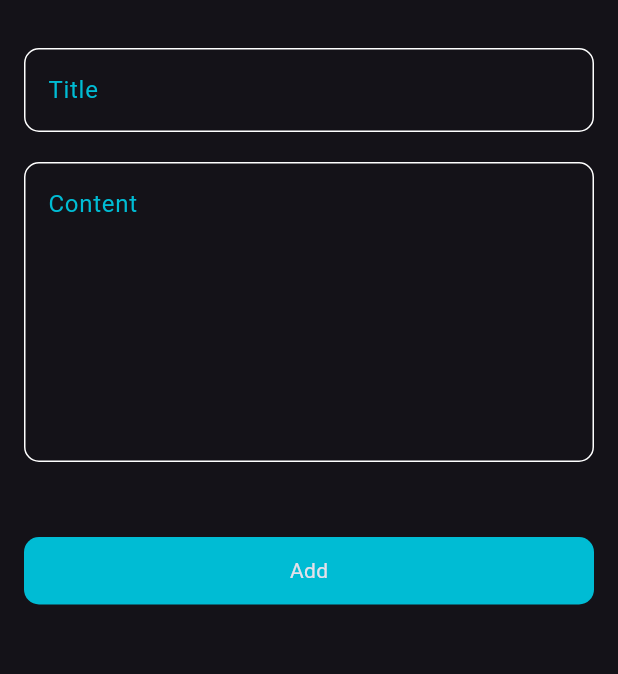
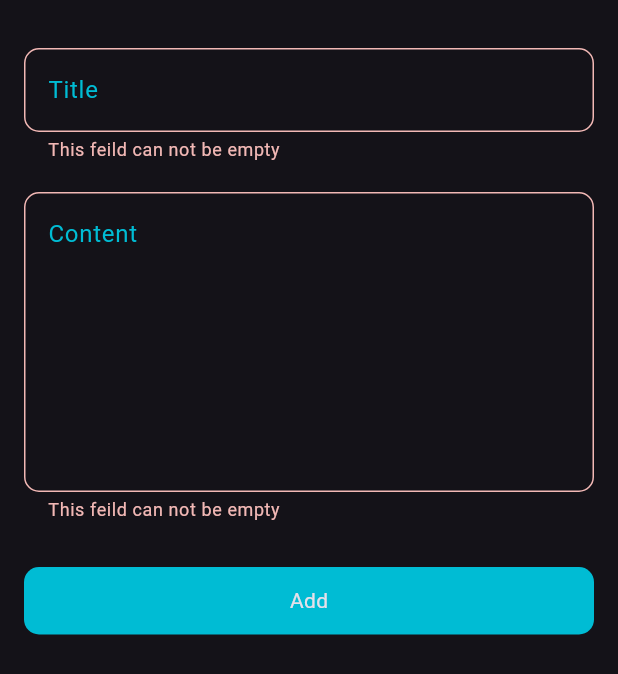
Before and after one commit to AyaZidan22/notes_app, a Flutter app: the CustomBottomSheet widget shown alone on an empty page, opened directly, after a tap on "Add", on a phone screen of 412 x 824 dp. Shown: the top 674 px of the screen. Run offline on Flutter 3.47's test engine with Material 3 defaults, Android fonts, the phone set to English and light mode, and no system bars; our stand-ins replace bloc, hive, hive_flutter; accounts and stored records are empty.

Commit message:
validate text feild

```diff
--- a/lib/widgets/custom_bottom_sheet.dart
+++ b/lib/widgets/custom_bottom_sheet.dart
@@ -2,31 +2,56 @@ import 'package:flutter/material.dart';
 import 'package:notes_app/widgets/custom_button.dart';
 import 'package:notes_app/widgets/custom_text_field.dart';
 
-class CustomBottomSheet extends StatelessWidget {
+class CustomBottomSheet extends StatefulWidget {
   const CustomBottomSheet({super.key});
 
   @override
+  State<CustomBottomSheet> createState() => _CustomBottomSheetState();
+}
+
+class _CustomBottomSheetState extends State<CustomBottomSheet> {
+  String? title, content;
+  GlobalKey<FormState> formKey = GlobalKey();
+  AutovalidateMode? autovalidateMode;
+  @override
   Widget build(BuildContext context) {
-    return const Padding(
-      padding: EdgeInsets.symmetric(vertical: 32, horizontal: 16),
+    return Padding(
+      padding: const EdgeInsets.symmetric(vertical: 32, horizontal: 16),
       child: SingleChildScrollView(
+        child: Form(
+          key: formKey,
           child: Column(
             children: [
               CustomTextfeild(
                 hinText: 'Title',
+                onSaved: (value) {
+                  title = value;
+                },
               ),
-            SizedBox(
+              const SizedBox(
                 height: 20,
               ),
               CustomTextfeild(
                 hinText: 'Content',
                 maxLines: 7,
+                onSaved: (value) {
+                  value = content;
+                },
               ),
-            SizedBox(
-              height: 50,
+              const SizedBox(
+                height: 30,
               ),
-            CustomButton(),
+              CustomButton(
+                onTap: () {
+                  if (formKey.currentState!.validate()) {
+                    formKey.currentState!.save();
+                  } else {
+                    autovalidateMode = AutovalidateMode.always;
+                  }
+                },
+              ),
             ],
+          ),
         ),
       ),
     );
--- a/lib/widgets/custom_button.dart
+++ b/lib/widgets/custom_button.dart
@@ -2,12 +2,12 @@ import 'package:flutter/material.dart';
 import 'package:notes_app/constants.dart';
 
 class CustomButton extends StatelessWidget {
-  const CustomButton({super.key});
-
+  const CustomButton({super.key, this.onTap});
+  final Function()? onTap;
   @override
   Widget build(BuildContext context) {
     return GestureDetector(
-      onTap: (){},
+      onTap: onTap,
       child: Container(
         width: MediaQuery.of(context).size.width,
         height: 45,
--- a/lib/widgets/custom_text_field.dart
+++ b/lib/widgets/custom_text_field.dart
@@ -3,12 +3,20 @@ import 'package:notes_app/constants.dart';
 
 class CustomTextfeild extends StatelessWidget {
   const CustomTextfeild(
-      {super.key, required this.hinText, this.maxLines=1});
+      {super.key, required this.hinText, this.maxLines = 1, this.onSaved});
   final String hinText;
   final int maxLines;
+  final Function(String?)? onSaved;
   @override
   Widget build(BuildContext context) {
-    return TextField(
+    return TextFormField(
+      validator: (value) {
+        if (value?.isEmpty ?? true) {
+          return 'This feild can not be empty';
+        }
+        return null;
+      },
+      onSaved: onSaved,
       cursorColor: kPrimaryColor,
       maxLines: maxLines,
       decoration: InputDecoration(
```
Lines whose indentation alone changed are shown as unchanged.
